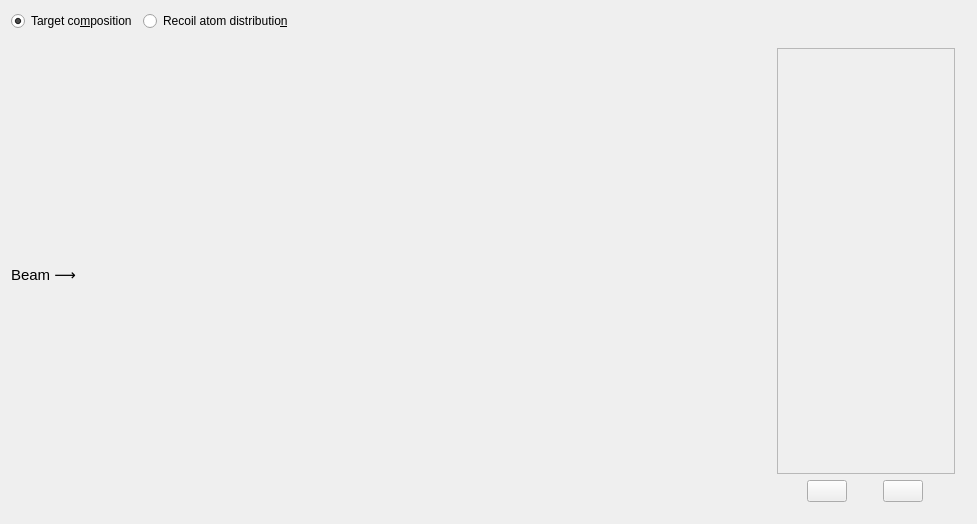
Old version of the form ui_files/ui_target_widget.ui in the repository JYU-IBA/potku.
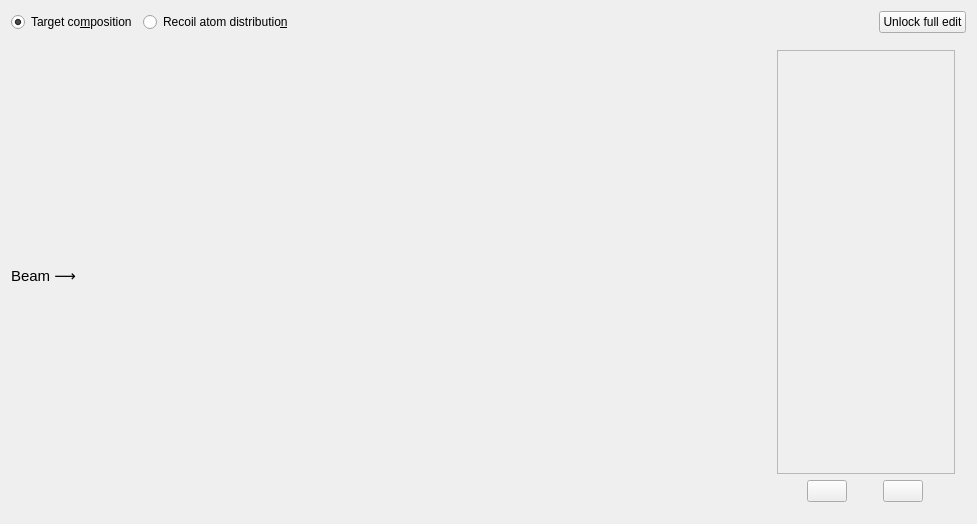
New version of the form. Icons and pictures are not drawn.

Commit message: The user now has to confirm if they want to change the x coordinate of the rightmost point. Also removed unnecessary Matplotlib buttons.

The edit to the form file:
```diff
--- a/ui_files/ui_target_widget.ui
+++ b/ui_files/ui_target_widget.ui
@@ -49,6 +49,13 @@
        </property>
       </spacer>
      </item>
+     <item>
+      <widget class="QPushButton" name="editLockPushButton">
+       <property name="text">
+        <string>Unlock full edit</string>
+       </property>
+      </widget>
+     </item>
     </layout>
    </item>
    <item>
@@ -104,7 +111,7 @@
              <x>0</x>
              <y>0</y>
              <width>180</width>
-             <height>424</height>
+             <height>421</height>
             </rect>
            </property>
           </widget>
```
The commit also changes 3 other files.
